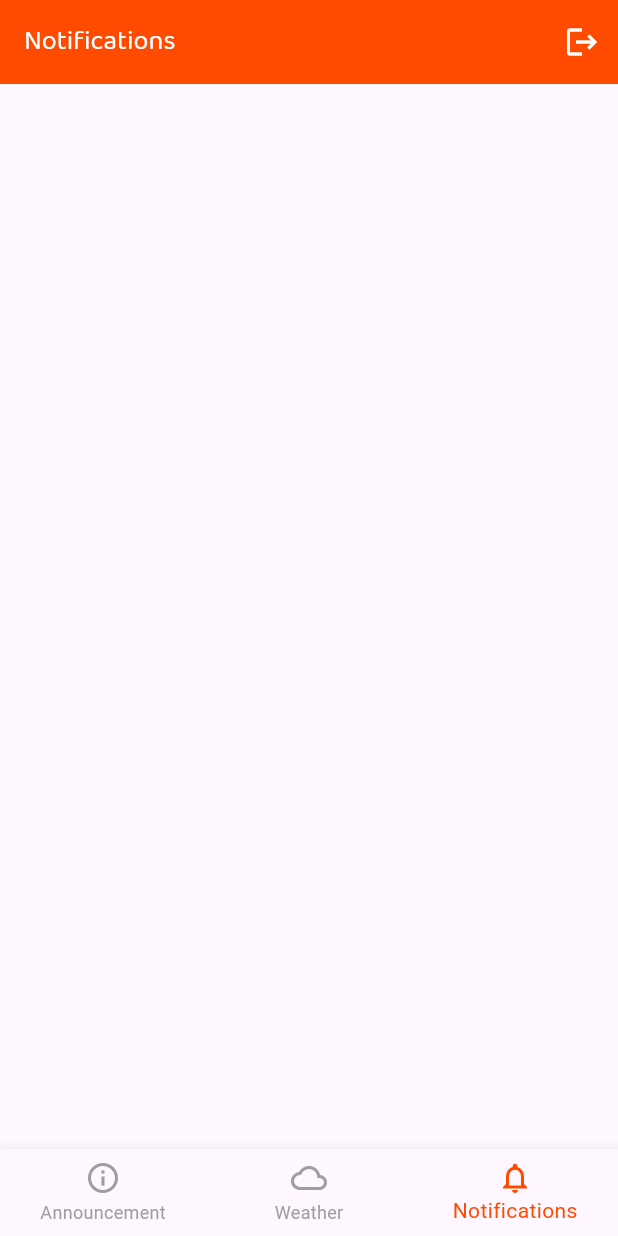
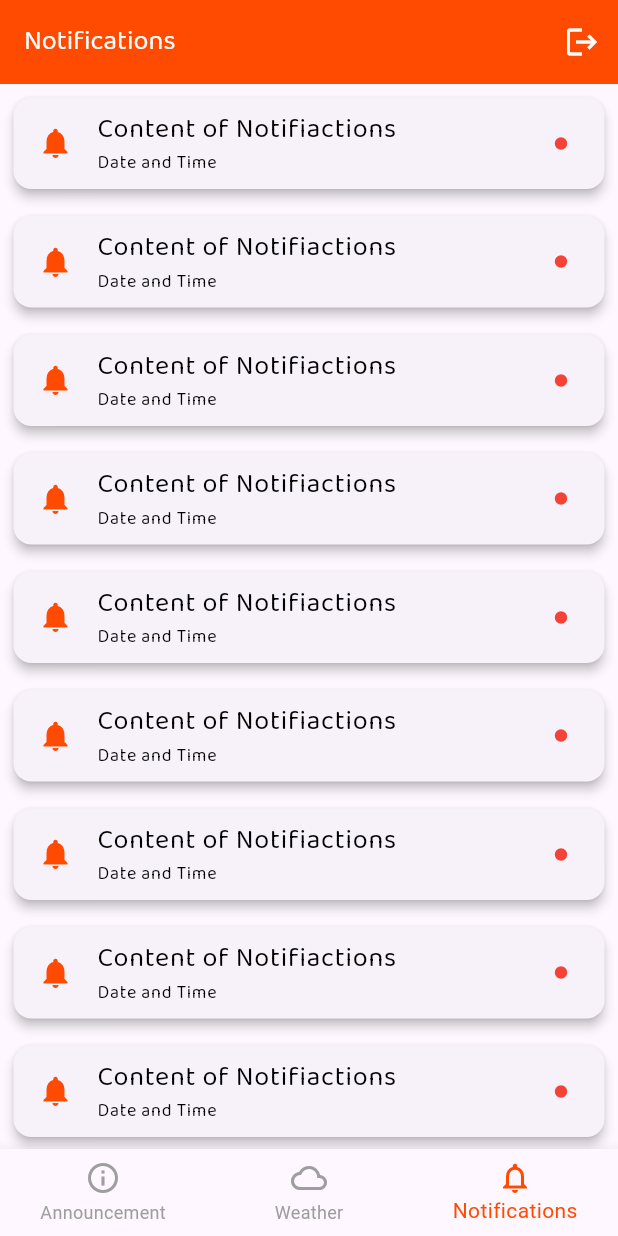
Before and after one commit to lansoyyy/alert_system, a Flutter app: the HomeScreen screen opened directly, item 3 of the bottom bar chosen, on a phone screen of 412 x 824 dp. Run offline on Flutter 3.47's test engine with Material 3 defaults, Android fonts, the phone set to English and light mode, and no system bars; our stand-ins replace fluttertoast.

Commit message:
added notif screen ui

```diff
--- a/lib/screens/home_screen.dart
+++ b/lib/screens/home_screen.dart
@@ -1,4 +1,5 @@
 import 'package:alert_system/screens/auth/login_screen.dart';
+import 'package:alert_system/screens/tabs/notif_tab.dart';
 import 'package:alert_system/widgets/logout_widget.dart';
 import 'package:alert_system/widgets/text_widget.dart';
 import 'package:flutter/material.dart';
@@ -18,7 +19,7 @@ class _HomeScreenState extends State<HomeScreen> {
   static final List<Widget> _widgetOptions = <Widget>[
     const SizedBox(),
     const SizedBox(),
-    const SizedBox(),
+    const NotifTab(),
   ];
 
   void _onItemTapped(int index) {
--- /dev/null
+++ b/lib/screens/tabs/notif_tab.dart
@@ -0,0 +1,49 @@
+import 'package:alert_system/utils/colors.dart';
+import 'package:alert_system/widgets/text_widget.dart';
+import 'package:flutter/material.dart';
+
+class NotifTab extends StatelessWidget {
+  const NotifTab({super.key});
+
+  @override
+  Widget build(BuildContext context) {
+    return SizedBox(
+      height: 750,
+      child: ListView.builder(
+        itemBuilder: (context, index) {
+          return Padding(
+            padding: const EdgeInsets.all(5.0),
+            child: Card(
+              elevation: 3,
+              child: ListTile(
+                leading: const Icon(
+                  Icons.notifications,
+                  color: primary,
+                ),
+                title: Column(
+                  crossAxisAlignment: CrossAxisAlignment.start,
+                  mainAxisAlignment: MainAxisAlignment.center,
+                  children: [
+                    TextWidget(
+                      text: 'Content of Notifiactions',
+                      fontSize: 18,
+                    ),
+                    TextWidget(
+                      text: 'Date and Time',
+                      fontSize: 12,
+                    ),
+                  ],
+                ),
+                trailing: const Icon(
+                  Icons.circle,
+                  color: Colors.red,
+                  size: 10,
+                ),
+              ),
+            ),
+          );
+        },
+      ),
+    );
+  }
+}
```
